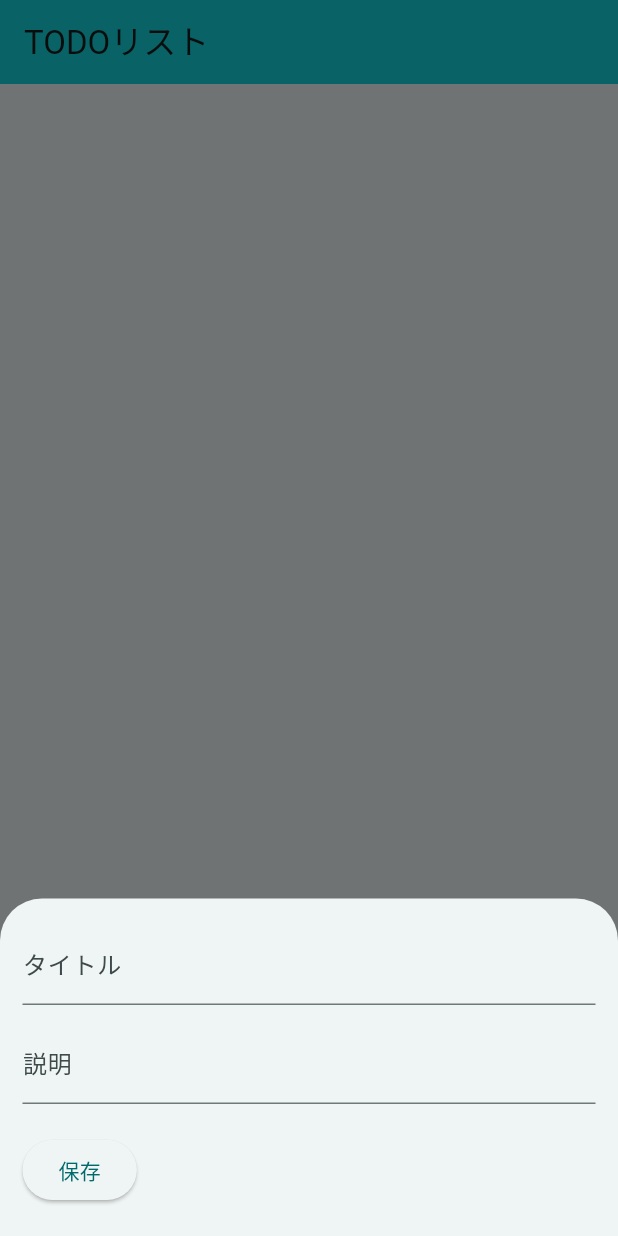
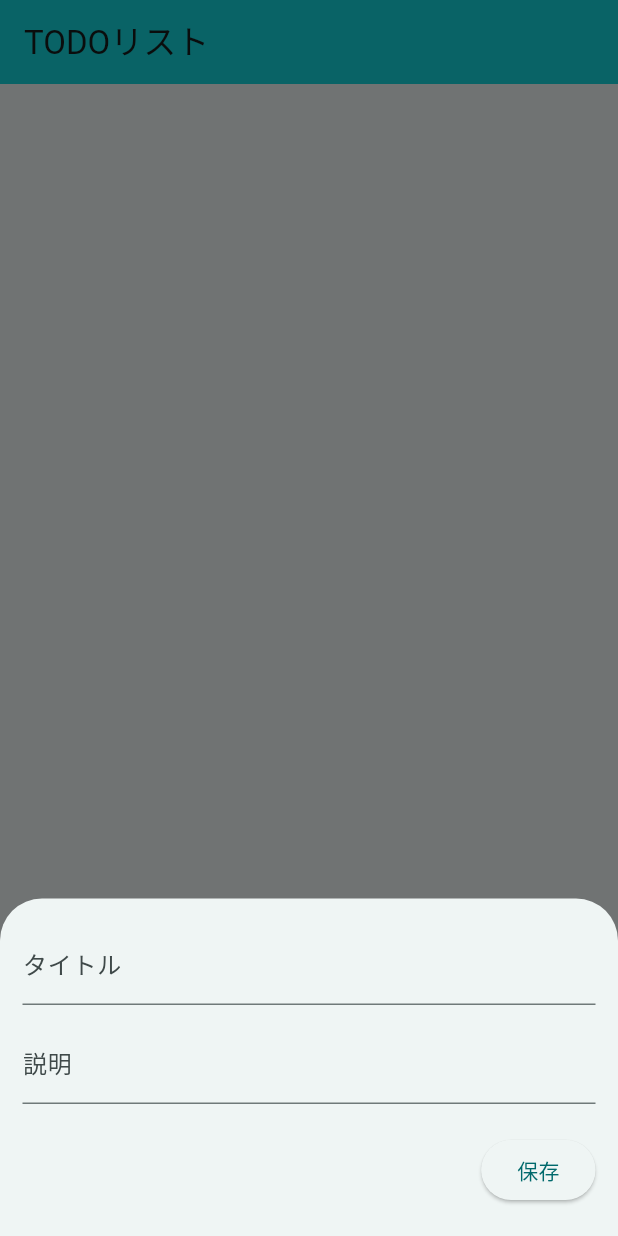
Before and after one commit to taimatu7/todo_app_flutter, a Flutter app: the screen it shows after launch, after a tap on the "add" icon, on a phone screen of 412 x 824 dp. Run offline on Flutter 3.47's test engine with Material 2 defaults, Android fonts, the phone set to English and light mode, and no system bars; our stand-ins replace flutter_riverpod, freezed_annotation, sqflite; accounts and stored records are empty.

Commit message:
保存ボタンを右寄せにする

```diff
--- a/lib/views/widgets/dialogs/dialog_edit.dart
+++ b/lib/views/widgets/dialogs/dialog_edit.dart
@@ -56,7 +56,9 @@ class DialogEditState extends State<DialogEdit> {
               decoration: const InputDecoration(labelText: '説明'),
             ),
             const SizedBox(height: 20),
-            ElevatedButton(
+            Align(
+              alignment: Alignment.topRight,
+              child: ElevatedButton(
                 child: const Text('保存'),
                 onPressed: () async {
                   final todoEditied = Todo(
@@ -67,6 +69,7 @@ class DialogEditState extends State<DialogEdit> {
                   Navigator.pop(context, todoEditied);
                 },
               ),
+            ),
           ],
         ),
       ),
```
Lines whose indentation alone changed are shown as unchanged.
